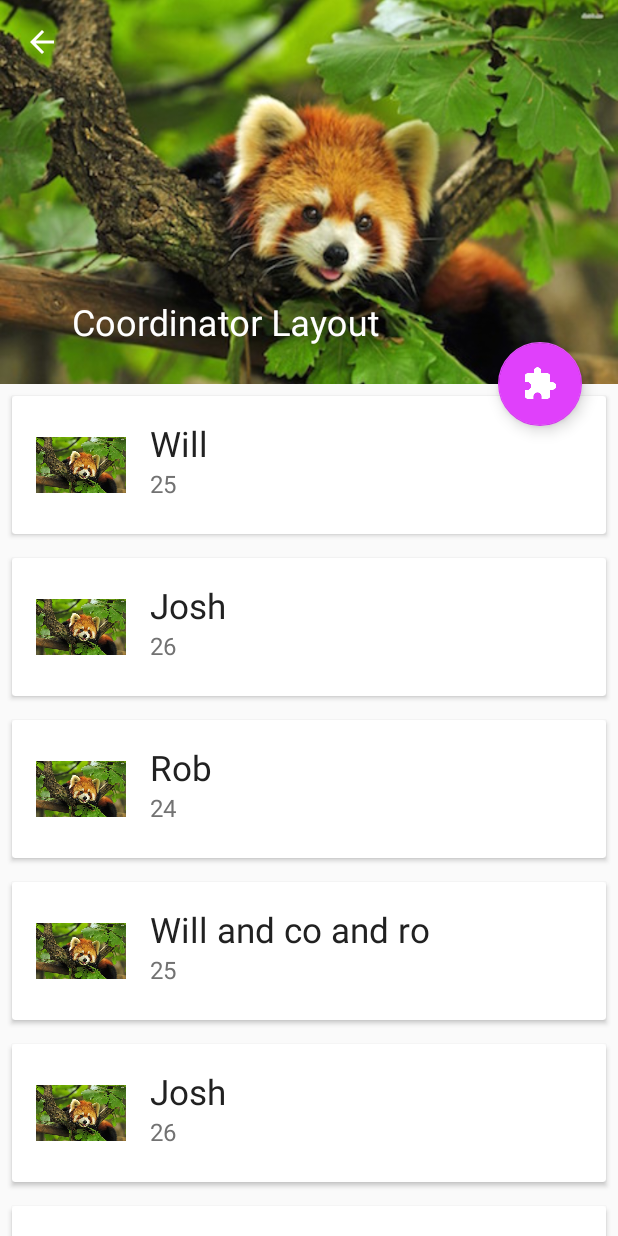
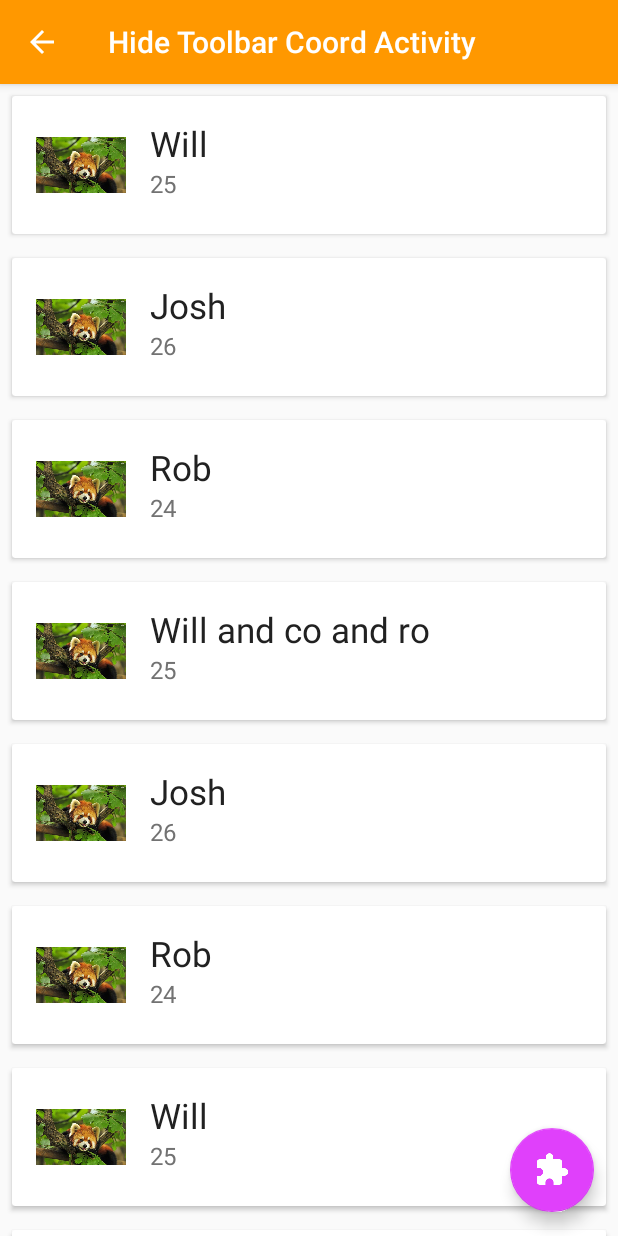
Before and after one commit to willjgriff/RecyclerViewTestRepo, an Android app: the CoordToolbarActivity screen opened directly, with no data from a screen before it, on a phone screen of 412 x 824 dp. Run offline under Robolectric (Android 15) with nearby library versions, the phone set to English and light mode, and no system bars.

Commit message:
Added Dagger 2 dependencies. Slightly fixed coordinator layout status bar issues. Renamed some views. Replaced some anonymous functions with lambdas.

```diff
--- a/playground/app/build.gradle
+++ b/playground/app/build.gradle
@@ -1,6 +1,7 @@
 apply plugin: 'com.android.application'
 apply plugin: 'com.getkeepsafe.dexcount'
 apply plugin: 'me.tatarka.retrolambda'
+apply plugin: 'com.neenbedankt.android-apt'
 
 android {
     compileSdkVersion 23
@@ -65,4 +66,8 @@ dependencies {
     compile "com.google.guava:guava:${guava}"
     compile "io.reactivex:rxandroid:${rxAndroid}"
 
+    // Dagger 2
+    apt 'com.google.dagger:dagger-compiler:2.2'
+    compile 'com.google.dagger:dagger:2.2'
+    provided 'javax.annotation:jsr250-api:1.0'
 }
--- a/playground/app/src/main/res/values-v21/styles.xml
+++ b/playground/app/src/main/res/values-v21/styles.xml
@@ -4,22 +4,16 @@
     <style name="AppTheme" parent="AppTheme.Base">
         <!--Make the status bar transparent-->
         <item name="android:windowTranslucentStatus">true</item>
-
     </style>
 
     <style name="Theme.Playground.FabCoord" parent="AppTheme">
         <item name="android:windowDrawsSystemBarBackgrounds">true</item>
-        <item name="android:statusBarColor">@color/primary</item>
-
+        <item name="android:windowTranslucentStatus">false</item>
+        <item name="android:statusBarColor">@color/status_bar_colour_hack</item>
     </style>
 
     <style name="Theme.Playground.RecyclerItem" parent="AppTheme">
         <item name="android:windowContentTransitions">true</item>
     </style>
 
-    <style name="Theme.Playground.ToolbarCoord" parent="AppTheme">
-        <item name="android:windowDrawsSystemBarBackgrounds">true</item>
-        <item name="android:statusBarColor">@color/accent</item>
-    </style>
-
 </resources>
--- a/playground/build.gradle
+++ b/playground/build.gradle
@@ -6,8 +6,12 @@ buildscript {
     }
     dependencies {
         classpath 'com.android.tools.build:gradle:2.1.0-alpha5'
+        // Function count
         classpath 'com.getkeepsafe.dexcount:dexcount-gradle-plugin:0.5.0'
+        // RetroLambda
         classpath 'me.tatarka:gradle-retrolambda:2.5.0'
+        // Dagger 2
+        classpath 'com.neenbedankt.gradle.plugins:android-apt:1.8'
 
         // NOTE: Do not place your application dependencies here; they belong
         // in the individual module build.gradle files
--- a/playground/coord/src/main/java/com/github/willjgriff/playground/coord/CoordToolbarActivity.java
+++ b/playground/coord/src/main/java/com/github/willjgriff/playground/coord/CoordToolbarActivity.java
@@ -1,10 +1,7 @@
 package com.github.willjgriff.playground.coord;
 
 import android.os.Bundle;
-import android.support.annotation.Nullable;
-import android.support.design.widget.CollapsingToolbarLayout;
 import android.support.design.widget.CoordinatorLayout;
-import android.support.design.widget.FloatingActionButton;
 import android.support.design.widget.Snackbar;
 import android.support.v7.app.AppCompatActivity;
 import android.support.v7.widget.LinearLayoutManager;
@@ -18,33 +15,31 @@ import com.github.willjgriff.playground.lists.adapters.PeopleRecyclerViewAdapter
 import com.github.willjgriff.playground.lists.data.People;
 
 /**
- * Created by Will on 13/03/2016.
+ * Created by Will on 04/02/2016.
  */
 public class CoordToolbarActivity extends AppCompatActivity {
 
+    private RecyclerView mCoordList;
+
     @Override
-    protected void onCreate(@Nullable Bundle savedInstanceState) {
+    public void onCreate(Bundle savedInstanceState) {
         super.onCreate(savedInstanceState);
-        setContentView(R.layout.fragment_coord_toolbar);
+        setContentView(R.layout.fragment_coord_toolbar_hide);
 
-        RecyclerView recyclerView = (RecyclerView) findViewById(R.id.fragment_coord_toolbar_recycler_view);
-        recyclerView.setHasFixedSize(true);
+        final CoordinatorLayout coordinatorLayout = (CoordinatorLayout) findViewById(R.id.fragment_fab_coordinator);
+
+        mCoordList = (RecyclerView) findViewById(R.id.fragment_coord_fab_recycler_view);
+        mCoordList.setHasFixedSize(true);
         LinearLayoutManager linearLayoutManager = new LinearLayoutManager(this);
-        recyclerView.setLayoutManager(linearLayoutManager);
-        PeopleRecyclerViewAdapter adapter = new PeopleRecyclerViewAdapter(this, People.getPeople());
-        recyclerView.setAdapter(adapter);
+        mCoordList.setLayoutManager(linearLayoutManager);
+        mCoordList.setAdapter(new PeopleRecyclerViewAdapter(this, People.getPeople()));
 
-        Toolbar toolbar = (Toolbar) findViewById(R.id.fragment_coord_toolbar_toolbar);
+        Toolbar toolbar = (Toolbar) findViewById(R.id.fragment_coord_fab_toolbar);
         setSupportActionBar(toolbar);
         getSupportActionBar().setHomeButtonEnabled(true);
         getSupportActionBar().setDisplayHomeAsUpEnabled(true);
 
-        CollapsingToolbarLayout collapsingToolbarLayout = (CollapsingToolbarLayout) findViewById(R.id.fragment_coord_toolbar_collapsing_toolbar);
-        collapsingToolbarLayout.setTitle(getString(R.string.fragment_coord_toolbar_title));
-
-        final CoordinatorLayout coordinatorLayout = (CoordinatorLayout) findViewById(R.id.fragment_coord_toolbar_coordinator);
-        FloatingActionButton fab = (FloatingActionButton) findViewById(R.id.fragment_coord_toolbar_fab);
-        fab.setOnClickListener(new View.OnClickListener() {
+        findViewById(R.id.fragment_coord_fab_button).setOnClickListener(new View.OnClickListener() {
             @Override
             public void onClick(View v) {
                 Snackbar.make(coordinatorLayout, R.string.fragment_coord_snackbar, Snackbar.LENGTH_SHORT).show();
--- a/playground/coord/src/main/java/com/github/willjgriff/playground/coord/CoordsFragment.java
+++ b/playground/coord/src/main/java/com/github/willjgriff/playground/coord/CoordsFragment.java
@@ -22,14 +22,14 @@ public class CoordsFragment extends Fragment {
         view.findViewById(R.id.fragment_coord_buttons_fab_coord).setOnClickListener(new View.OnClickListener() {
             @Override
             public void onClick(View v) {
-                Intent fabCoordIntent = new Intent(getActivity(), CoordFabActivity.class);
+                Intent fabCoordIntent = new Intent(getActivity(), CoordToolbarActivity.class);
                 getActivity().startActivity(fabCoordIntent);
             }
         });
         view.findViewById(R.id.fragment_coord_buttons_toolbar).setOnClickListener(new View.OnClickListener() {
             @Override
             public void onClick(View v) {
-                Intent toolbarCoordIntent = new Intent(getActivity(), CoordToolbarActivity.class);
+                Intent toolbarCoordIntent = new Intent(getActivity(), CoordParallaxActivity.class);
                 getActivity().startActivity(toolbarCoordIntent);
             }
         });
--- a/playground/coord/src/main/res/layout/fragment_coord_toolbar.xml
+++ b/playground/coord/src/main/res/layout/fragment_coord_parallax_toolbar.xml
@@ -4,7 +4,7 @@
     android:id="@+id/fragment_coord_toolbar_coordinator"
     android:layout_width="match_parent"
     android:layout_height="match_parent"
-    android:fitsSystemWindows="true">
+    >
 
     <android.support.design.widget.AppBarLayout
         android:id="@+id/fragment_coord_toolbar_app_bar"
@@ -37,7 +37,6 @@
                 android:id="@+id/fragment_coord_toolbar_toolbar"
                 android:layout_width="match_parent"
                 android:layout_height="?attr/actionBarSize"
-                android:fitsSystemWindows="true"
                 app:contentScrim="@color/primary"
                 app:layout_collapseMode="pin" />
 
--- a/playground/coord/src/main/res/layout/fragment_coord_fab.xml
+++ b/playground/coord/src/main/res/layout/fragment_coord_toolbar_hide.xml
@@ -3,8 +3,7 @@
     xmlns:android="http://schemas.android.com/apk/res/android"
     android:id="@+id/fragment_fab_coordinator"
     android:layout_height="match_parent"
-    android:layout_width="match_parent"
-    android:fitsSystemWindows="true">
+    android:layout_width="match_parent">
 
     <android.support.design.widget.AppBarLayout
         android:layout_height="wrap_content"
@@ -16,7 +15,6 @@
             android:layout_height="wrap_content"
             android:layout_width="match_parent"
             android:minHeight="?attr/actionBarSize"
-            android:fitsSystemWindows="true"
             app:layout_scrollFlags="scroll|enterAlways|snap" />
 
     </android.support.design.widget.AppBarLayout>
--- a/playground/ethereum/src/main/java/com.github.willjgriff.playground.ethereum/presenters/BlockPresenterImpl.java
+++ b/playground/ethereum/src/main/java/com.github.willjgriff.playground.ethereum/presenters/BlockPresenterImpl.java
@@ -24,7 +24,7 @@ public class BlockPresenterImpl extends RxBasePresenter<BlockView> implements Bl
         addSubscription(Etherchain.blockCountCall(), new PlaygroundSubscriber<BlockCount>() {
             @Override
             public void onError(Throwable e) {
-                Log.e("ERROR", "Etherchain block count request failed");
+                Log.e("ERROR", "Etherchain block count request failed", e);
             }
 
             @Override
@@ -36,7 +36,7 @@ public class BlockPresenterImpl extends RxBasePresenter<BlockView> implements Bl
         addSubscription(Etherchain.blockList(0, 3), new PlaygroundSubscriber<List<Block>>() {
             @Override
             public void onError(Throwable e) {
-                Log.e("ERROR", "Etherchain block list request failed");
+                Log.e("ERROR", "Etherchain block list request failed", e);
             }
 
             @Override
--- a/playground/mvp/src/main/java/com/github/willjgriff/playground/mvp/RxMvp/RxPresenter/RxBasePresenter.java
+++ b/playground/mvp/src/main/java/com/github/willjgriff/playground/mvp/RxMvp/RxPresenter/RxBasePresenter.java
@@ -71,10 +71,8 @@ public abstract class RxBasePresenter<VIEW> implements RxPresenter<VIEW> {
                 .subscribeOn(Schedulers.io())
                 .observeOn(AndroidSchedulers.mainThread())
                 .publish();
-
         subscriptions.add(connectableObservable
                 .subscribe(subscriber));
-
         return connectableObservable;
     }
 }
--- a/playground/signup/src/main/java/com/github/willjgriff/playground/signup/SignupPresenterImpl.java
+++ b/playground/signup/src/main/java/com/github/willjgriff/playground/signup/SignupPresenterImpl.java
@@ -16,7 +16,7 @@ public class SignupPresenterImpl extends RxBasePresenter<SignupView> implements
 
     @Override
     public ConnectableObservable<?> signup(String username, String password) {
-        // Imagine this is a signup request sending the username and password instead of '0, 30'
+        // Imagine this is a signup request sending the username and password instead of '0, 300'
         return addConnectableSubscription(Etherchain.blockList(0, 300), new PlaygroundSubscriber<List<Block>>() {
             @Override
             public void onError(Throwable e) {
```
Also changed, not shown: playground/app/src/main/AndroidManifest.xml (+4 -4 lines), playground/app/src/main/res/values/colors.xml (+8 -4 lines), playground/coord/src/main/java/com/github/willjgriff/playground/coord/CoordFabActivity.java (deleted, +0 -49 lines), playground/coord/src/main/java/com/github/willjgriff/playground/coord/CoordParallaxActivity.java (added, +54 -0 lines), playground/ethereum/src/main/java/com.github.willjgriff.playground.ethereum/views/BlockFragment.java (+4 -5 lines), playground/ethereum/src/main/res/layout/fragment_block.xml (+3 -4 lines), playground/signup/src/main/java/com/github/willjgriff/playground/signup/SignupFragment.java (+6 -24 lines), 1 other file.
